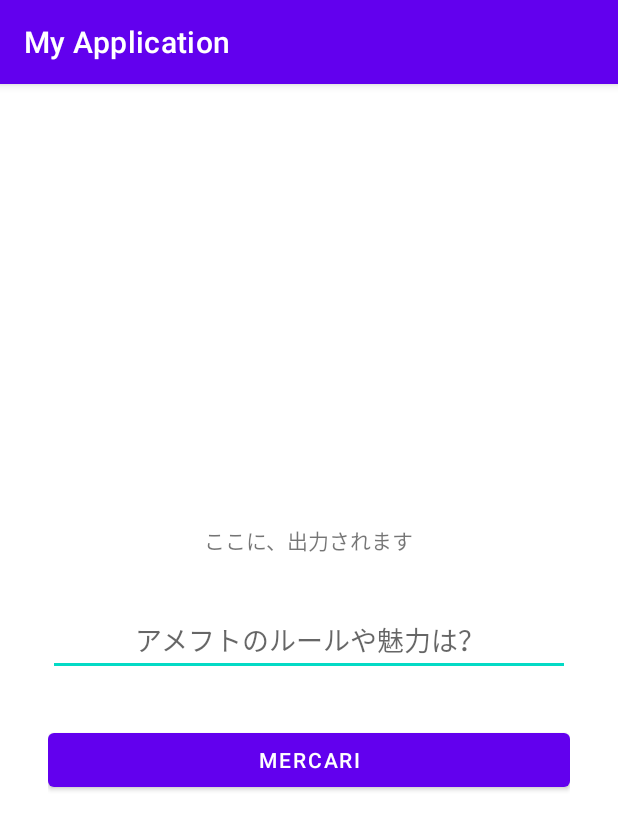
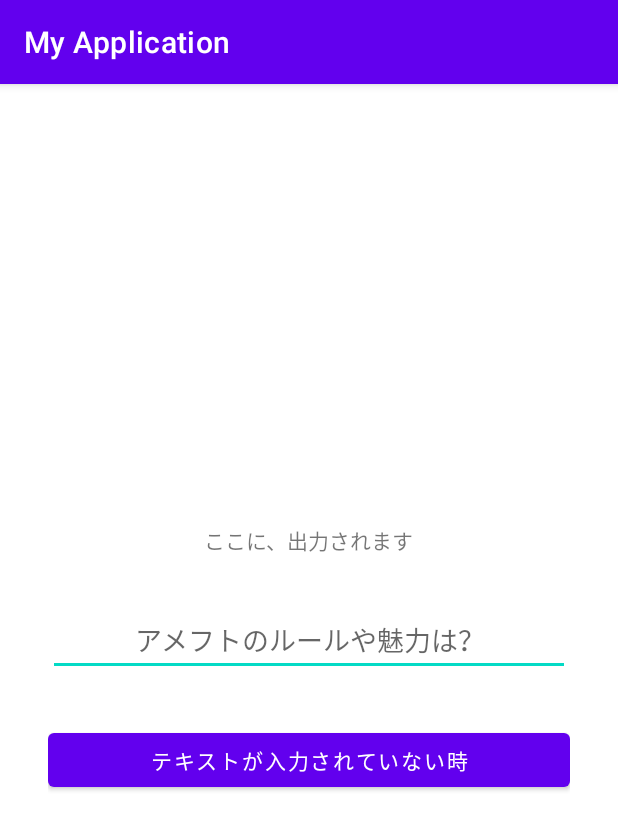
Before and after one commit to lion-king-IT/MVVM_Practice, an Android app: the screen it shows after launch (MainActivity), on a phone screen of 412 x 824 dp. Shown: the top 830 px of the screen. Run offline under Robolectric (Android 15) with nearby library versions, the phone set to English and light mode, and no system bars; our stand-ins replace data binding; 1 statement that could not run was skipped.

Commit message:
DataBindin実装出来た

```diff
--- a/app/src/main/java/com/reo/running/myapplication/FootballFragment.kt
+++ b/app/src/main/java/com/reo/running/myapplication/FootballFragment.kt
@@ -6,7 +6,6 @@ import android.view.View
 import android.view.ViewGroup
 import androidx.core.widget.addTextChangedListener
 import androidx.fragment.app.Fragment
-import androidx.lifecycle.Observer
 import com.reo.running.myapplication.databinding.FragmentFootballBinding
 
 class FootballFragment : Fragment() {
--- a/app/src/main/java/com/reo/running/myapplication/FootballViewModel.kt
+++ b/app/src/main/java/com/reo/running/myapplication/FootballViewModel.kt
@@ -21,11 +21,10 @@ class FootballViewModel {
 
     private val _buttonText:MutableLiveData<String> =
             MutableLiveData<String>().also { mutableLiveData ->
-                mutableLiveData.value = "mercari"
+                mutableLiveData.value = "テキストが入力されていない時"
             }
     val buttonText : LiveData<String>
     get() = _buttonText
-
 
 
     fun updateButton(isBlank: Boolean) {
@@ -38,6 +37,7 @@ class FootballViewModel {
         }
     }
 
+
     fun submitText(text:String) {
         _submittedText.value = text
     }
--- a/app/src/main/res/layout/fragment_football.xml
+++ b/app/src/main/res/layout/fragment_football.xml
@@ -1,6 +1,5 @@
 <?xml version="1.0" encoding="utf-8"?>
-<layout xmlns:android="http://schemas.android.com/apk/res/android"
-    xmlns:tools="http://schemas.android.com/tools">
+<layout xmlns:android="http://schemas.android.com/apk/res/android">
 
     <data>
         <variable
```
